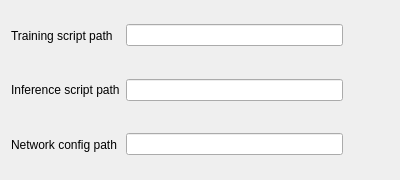
florianblume/6d-pat, file src/main/view/settings/settingsnetworkpage.ui: the form before one commit.
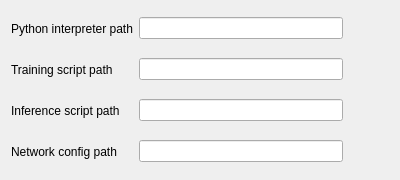
The form after the commit.

Commit message: Added functionality to set python interpreter.

```diff
--- a/src/main/view/settings/settingsnetworkpage.ui
+++ b/src/main/view/settings/settingsnetworkpage.ui
@@ -20,7 +20,7 @@
    <string>Form</string>
   </property>
   <layout class="QGridLayout" name="gridLayout">
-   <item row="0" column="0">
+   <item row="3" column="0">
     <widget class="QLabel" name="labelTrainingScriptPath">
      <property name="sizePolicy">
       <sizepolicy hsizetype="Preferred" vsizetype="Expanding">
@@ -33,42 +33,7 @@
      </property>
     </widget>
    </item>
-   <item row="0" column="1">
-    <widget class="QLineEdit" name="editTrainingScriptPath">
-     <property name="sizePolicy">
-      <sizepolicy hsizetype="Expanding" vsizetype="Fixed">
-       <horstretch>3</horstretch>
-       <verstretch>0</verstretch>
-      </sizepolicy>
-     </property>
-     <property name="readOnly">
-      <bool>true</bool>
-     </property>
-    </widget>
-   </item>
-   <item row="0" column="2">
-    <widget class="QPushButton" name="buttonTrainingScriptPath">
-     <property name="sizePolicy">
-      <sizepolicy hsizetype="Fixed" vsizetype="Fixed">
-       <horstretch>0</horstretch>
-       <verstretch>0</verstretch>
-      </sizepolicy>
-     </property>
-     <property name="text">
-      <string/>
-     </property>
-     <property name="iconSize">
-      <size>
-       <width>20</width>
-       <height>20</height>
-      </size>
-     </property>
-     <property name="flat">
-      <bool>true</bool>
-     </property>
-    </widget>
-   </item>
-   <item row="1" column="0">
+   <item row="4" column="0">
     <widget class="QLabel" name="labelInferenceScriptPath">
      <property name="sizePolicy">
       <sizepolicy hsizetype="Preferred" vsizetype="Expanding">
@@ -81,8 +46,21 @@
      </property>
     </widget>
    </item>
-   <item row="1" column="1">
-    <widget class="QLineEdit" name="editInferenceScriptPath">
+   <item row="1" column="0">
+    <widget class="QLabel" name="labelTrainingScriptPath_2">
+     <property name="sizePolicy">
+      <sizepolicy hsizetype="Preferred" vsizetype="Expanding">
+       <horstretch>1</horstretch>
+       <verstretch>1</verstretch>
+      </sizepolicy>
+     </property>
+     <property name="text">
+      <string>Python interpreter path</string>
+     </property>
+    </widget>
+   </item>
+   <item row="3" column="1">
+    <widget class="QLineEdit" name="editTrainingScriptPath">
      <property name="sizePolicy">
       <sizepolicy hsizetype="Expanding" vsizetype="Fixed">
        <horstretch>3</horstretch>
@@ -94,8 +72,8 @@
      </property>
     </widget>
    </item>
-   <item row="1" column="2">
-    <widget class="QPushButton" name="buttonInferenceScriptPath">
+   <item row="5" column="2">
+    <widget class="QPushButton" name="buttonNetworkConfigPath">
      <property name="sizePolicy">
       <sizepolicy hsizetype="Fixed" vsizetype="Fixed">
        <horstretch>0</horstretch>
@@ -116,7 +94,7 @@
      </property>
     </widget>
    </item>
-   <item row="2" column="0">
+   <item row="5" column="0">
     <widget class="QLabel" name="labelNetworkConfigPath">
      <property name="sizePolicy">
       <sizepolicy hsizetype="Minimum" vsizetype="Expanding">
@@ -138,7 +116,64 @@
      </property>
     </widget>
    </item>
-   <item row="2" column="1">
+   <item row="4" column="1">
+    <widget class="QLineEdit" name="editInferenceScriptPath">
+     <property name="sizePolicy">
+      <sizepolicy hsizetype="Expanding" vsizetype="Fixed">
+       <horstretch>3</horstretch>
+       <verstretch>0</verstretch>
+      </sizepolicy>
+     </property>
+     <property name="readOnly">
+      <bool>true</bool>
+     </property>
+    </widget>
+   </item>
+   <item row="3" column="2">
+    <widget class="QPushButton" name="buttonTrainingScriptPath">
+     <property name="sizePolicy">
+      <sizepolicy hsizetype="Fixed" vsizetype="Fixed">
+       <horstretch>0</horstretch>
+       <verstretch>0</verstretch>
+      </sizepolicy>
+     </property>
+     <property name="text">
+      <string/>
+     </property>
+     <property name="iconSize">
+      <size>
+       <width>20</width>
+       <height>20</height>
+      </size>
+     </property>
+     <property name="flat">
+      <bool>true</bool>
+     </property>
+    </widget>
+   </item>
+   <item row="4" column="2">
+    <widget class="QPushButton" name="buttonInferenceScriptPath">
+     <property name="sizePolicy">
+      <sizepolicy hsizetype="Fixed" vsizetype="Fixed">
+       <horstretch>0</horstretch>
+       <verstretch>0</verstretch>
+      </sizepolicy>
+     </property>
+     <property name="text">
+      <string/>
+     </property>
+     <property name="iconSize">
+      <size>
+       <width>20</width>
+       <height>20</height>
+      </size>
+     </property>
+     <property name="flat">
+      <bool>true</bool>
+     </property>
+    </widget>
+   </item>
+   <item row="5" column="1">
     <widget class="QLineEdit" name="editNetworkConfigPath">
      <property name="sizePolicy">
       <sizepolicy hsizetype="Expanding" vsizetype="Fixed">
@@ -154,8 +189,21 @@
      </property>
     </widget>
    </item>
-   <item row="2" column="2">
-    <widget class="QPushButton" name="buttonNetworkConfigPath">
+   <item row="1" column="1">
+    <widget class="QLineEdit" name="editPythonInterpreterPath">
+     <property name="sizePolicy">
+      <sizepolicy hsizetype="Expanding" vsizetype="Fixed">
+       <horstretch>3</horstretch>
+       <verstretch>0</verstretch>
+      </sizepolicy>
+     </property>
+     <property name="readOnly">
+      <bool>true</bool>
+     </property>
+    </widget>
+   </item>
+   <item row="1" column="2">
+    <widget class="QPushButton" name="buttonPythonInterpreterPath">
      <property name="sizePolicy">
       <sizepolicy hsizetype="Fixed" vsizetype="Fixed">
        <horstretch>0</horstretch>
```
Left out of the diff: 17 changed lines with no effect on the pictures. The commit also changes 10 other files.
